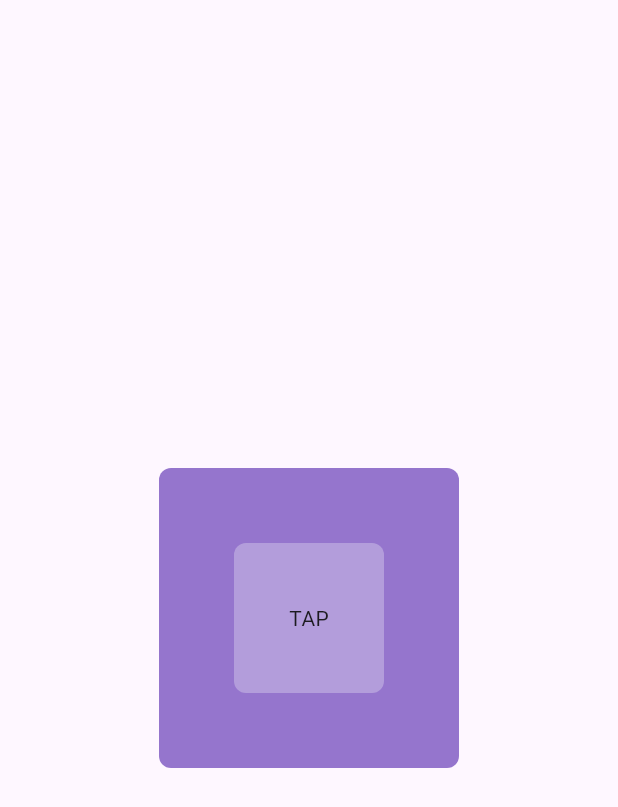
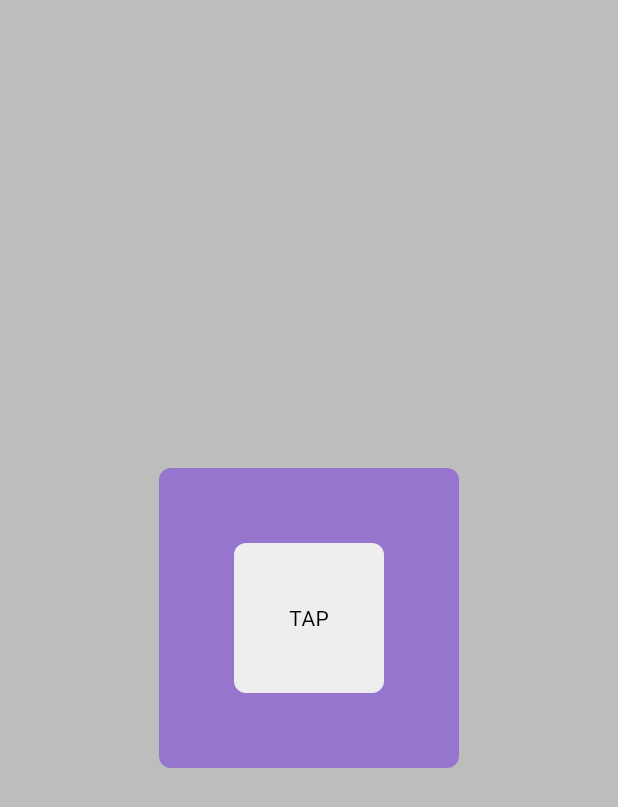
Before and after one commit to Mks30d/LightDarkTheme, a Flutter app: the screen it shows after launch, on a phone screen of 412 x 824 dp. Shown: the top 807 px of the screen. Run offline on Flutter 3.47's test engine with Material 3 defaults, Android fonts, the phone set to English and light mode, and no system bars.

Commit message:
integrate light and dark mode (manual switching)

```diff
--- a/lib/main.dart
+++ b/lib/main.dart
@@ -1,5 +1,6 @@
 import 'package:flutter/material.dart';
 import 'package:light_dark_theme/pages/home_page.dart';
+import 'package:light_dark_theme/theme/theme.dart';
 
 void main() {
   runApp(const MyApp());
@@ -13,6 +14,8 @@ class MyApp extends StatelessWidget {
     return MaterialApp(
       title: 'Light Dark Theme',
       debugShowCheckedModeBanner: false,
+      theme: lightMode,
+      darkTheme: darkMode,
       home: HomePage(),
     );
   }
--- a/lib/pages/home_page.dart
+++ b/lib/pages/home_page.dart
@@ -8,10 +8,14 @@ class HomePage extends StatelessWidget {
   @override
   Widget build(BuildContext context) {
     return Scaffold(
+      backgroundColor: Theme.of(context).colorScheme.surface,
       body: Center(
         child: MyBox(
-          color: Colors.deepPurple[300],
-          child: MyButton(color: Colors.deepPurple[200], onTap: () {}),
+          color: Theme.of(context).colorScheme.primary,
+          child: MyButton(
+            color: Theme.of(context).colorScheme.secondary,
+            onTap: () {},
+          ),
         ),
       ),
     );
--- /dev/null
+++ b/lib/theme/theme.dart
@@ -0,0 +1,21 @@
+import 'package:flutter/material.dart';
+
+ThemeData lightMode = ThemeData(
+  brightness: Brightness.light,
+  colorScheme: ColorScheme.light(
+    surface: Colors.grey.shade400,
+    // primary: Colors.grey.shade300,
+    primary: Colors.deepPurple.shade300,
+    secondary: Colors.grey.shade200,
+  ),
+);
+
+ThemeData darkMode = ThemeData(
+  brightness: Brightness.dark,
+  colorScheme: ColorScheme.dark(
+    surface: Colors.grey.shade900,
+    // primary: Colors.grey.shade800,
+    primary: Colors.deepPurple.shade300,
+    secondary: Colors.grey.shade700,
+  ),
+);
```
Also changed, not shown: lib/components/box.dart (line endings or trailing spaces).
